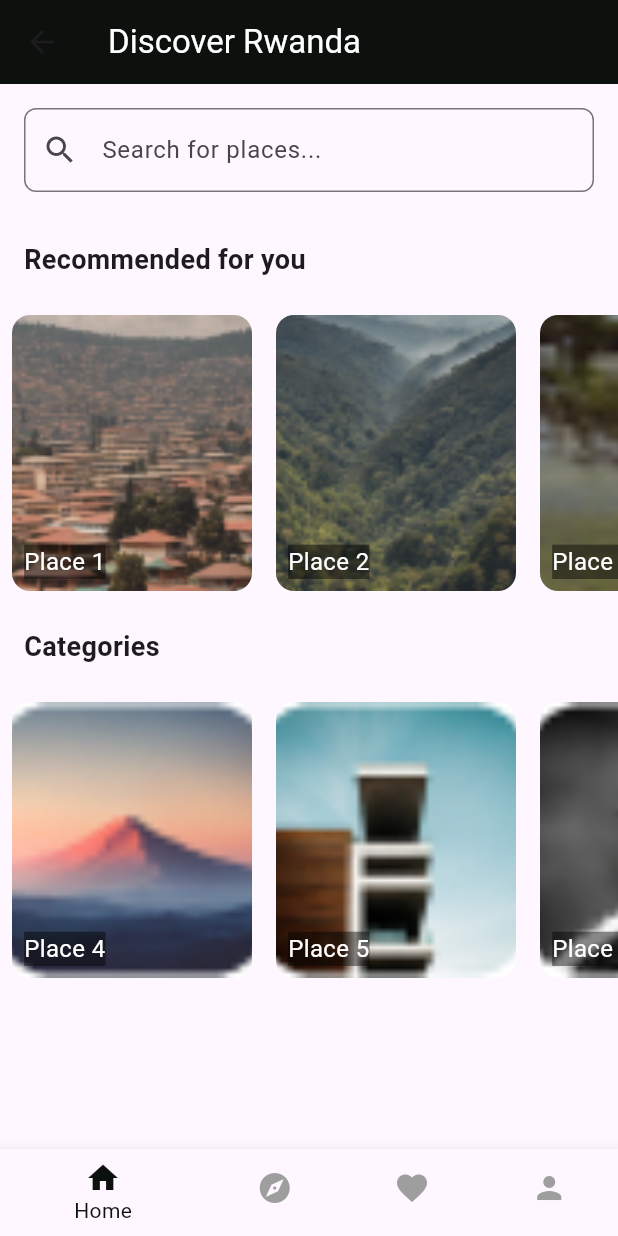
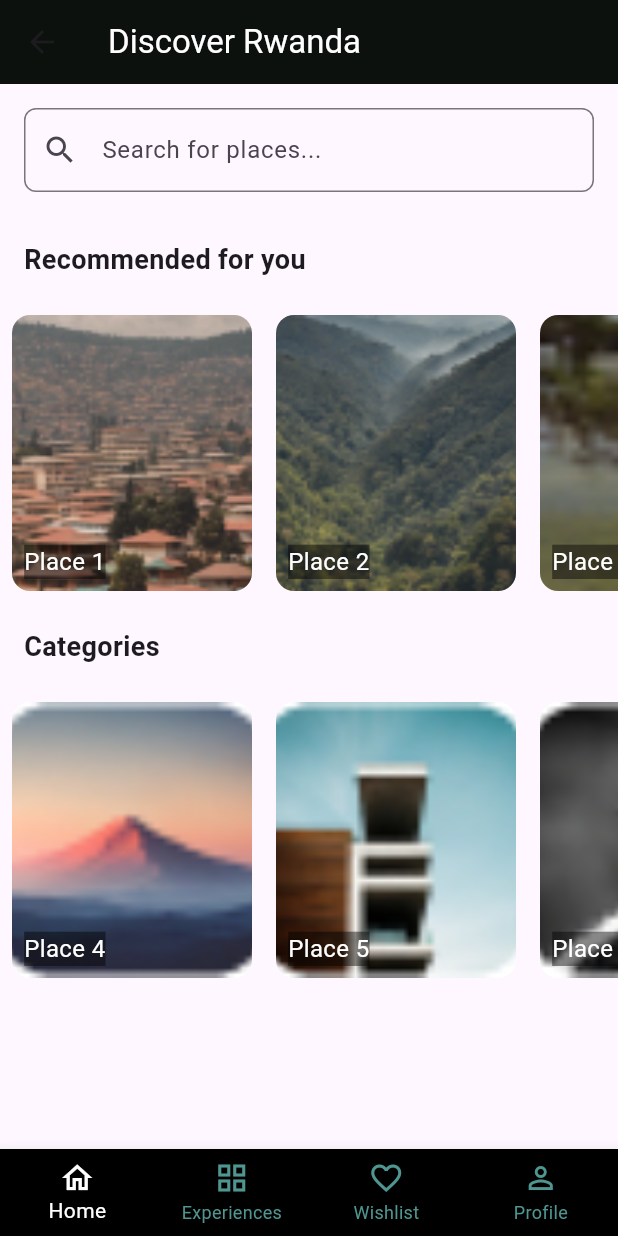
Before and after one commit to Ochan-LOKIDORMOI/Front-end-_Implementation, a Flutter app: the HomePage screen opened directly, on a phone screen of 412 x 824 dp. Run offline on Flutter 3.47's test engine with Material 3 defaults, Android fonts, the light colour scheme and no system bars; our stand-ins replace flutter_typeahead, font_awesome_flutter, geocoding, google_maps_flutter.

Commit message:
bottomNavigator

```diff
--- a/lib/home.page.dart
+++ b/lib/home.page.dart
@@ -1,8 +1,10 @@
 // home_page.dart
 import 'package:flutter/material.dart';
+import 'package:implementation/location.dart';
 import 'profile_screen.dart';
 
 class HomePage extends StatelessWidget {
+  final Color cardColor = const Color.fromARGB(255, 79, 150, 145);
   const HomePage({super.key});
 
   @override
@@ -71,37 +73,7 @@ class HomePage extends StatelessWidget {
           ],
         ),
       ),
-      bottomNavigationBar: BottomNavigationBar(
-        items: <BottomNavigationBarItem>[
-          const BottomNavigationBarItem(
-            icon: Icon(Icons.home),
-            label: 'Home',
-          ),
-          const BottomNavigationBarItem(
-            icon: Icon(Icons.explore),
-            label: 'Experiences',
-          ),
-          const BottomNavigationBarItem(
-            icon: Icon(Icons.favorite),
-            label: 'Wishlist',
-          ),
-          BottomNavigationBarItem(
-            icon: GestureDetector(
-              onTap: () {
-                Navigator.push(
-                  context,
-                  MaterialPageRoute(
-                      builder: (context) => const ProfileScreen()),
-                );
-              },
-              child: const Icon(Icons.person),
-            ),
-            label: 'Profile',
-          ),
-        ],
-        selectedItemColor: const Color.fromARGB(255, 13, 17, 13),
-        unselectedItemColor: Colors.grey,
-      ),
+      bottomNavigationBar: _buildBottomNavigationBar(context),
     );
   }
 
@@ -132,4 +104,36 @@ class HomePage extends StatelessWidget {
       ),
     );
   }
+
+  Widget _buildBottomNavigationBar(BuildContext context) {
+    return BottomNavigationBar(
+      type: BottomNavigationBarType.fixed,
+      backgroundColor: Colors.black,
+      selectedItemColor: Colors.white,
+      unselectedItemColor: cardColor,
+      currentIndex: 0,
+      onTap: (index) {
+        if (index == 3) {
+          Navigator.push(
+            context,
+            MaterialPageRoute(builder: (context) => const ProfileScreen()),
+          );
+        } else if (index == 1) {
+          Navigator.push(
+            context,
+            MaterialPageRoute(builder: (context) => const MapScreen()),
+          );
+        }
+      },
+      items: const [
+        BottomNavigationBarItem(icon: Icon(Icons.home_outlined), label: 'Home'),
+        BottomNavigationBarItem(
+            icon: Icon(Icons.grid_view), label: 'Experiences'),
+        BottomNavigationBarItem(
+            icon: Icon(Icons.favorite_border), label: 'Wishlist'),
+        BottomNavigationBarItem(
+            icon: Icon(Icons.person_outline), label: 'Profile'),
+      ],
+    );
+  }
 }
--- a/lib/profile_screen.dart
+++ b/lib/profile_screen.dart
@@ -143,8 +143,8 @@ class ProfileScreen extends StatelessWidget {
   Widget _buildBottomNavigationBar(BuildContext context) {
     return BottomNavigationBar(
       type: BottomNavigationBarType.fixed,
-      backgroundColor: Colors.white,
-      selectedItemColor: Colors.black,
+      backgroundColor: Colors.black,
+      selectedItemColor: Colors.white,
       unselectedItemColor: cardColor,
       currentIndex: 3,
       onTap: (index) {
```
